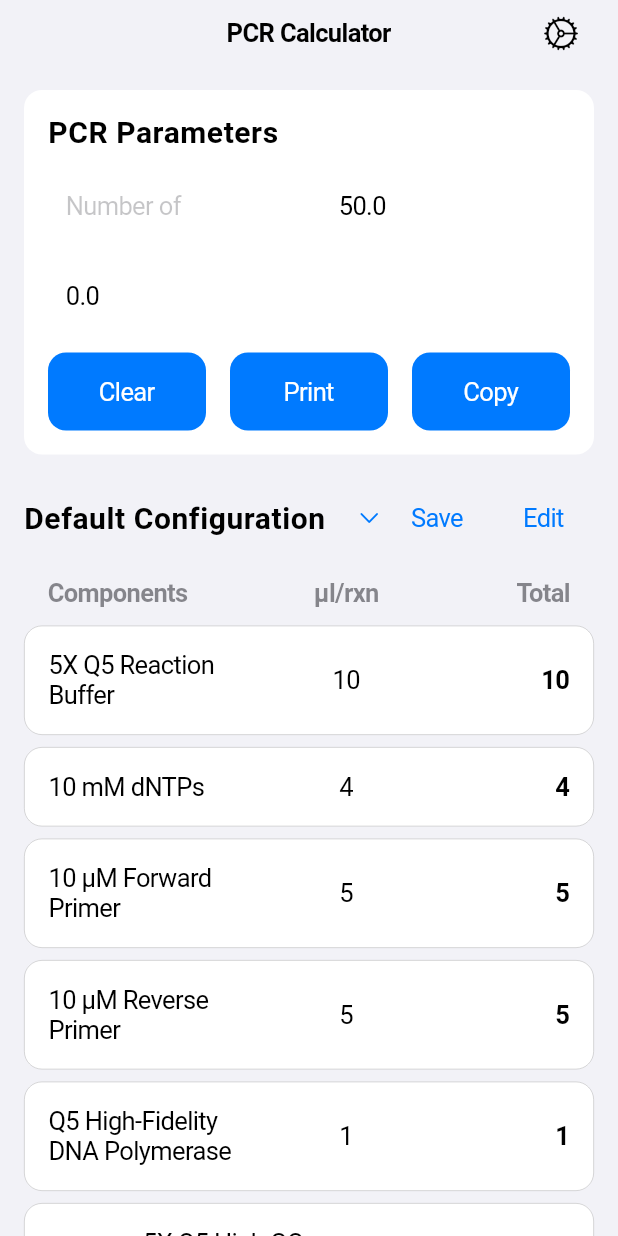
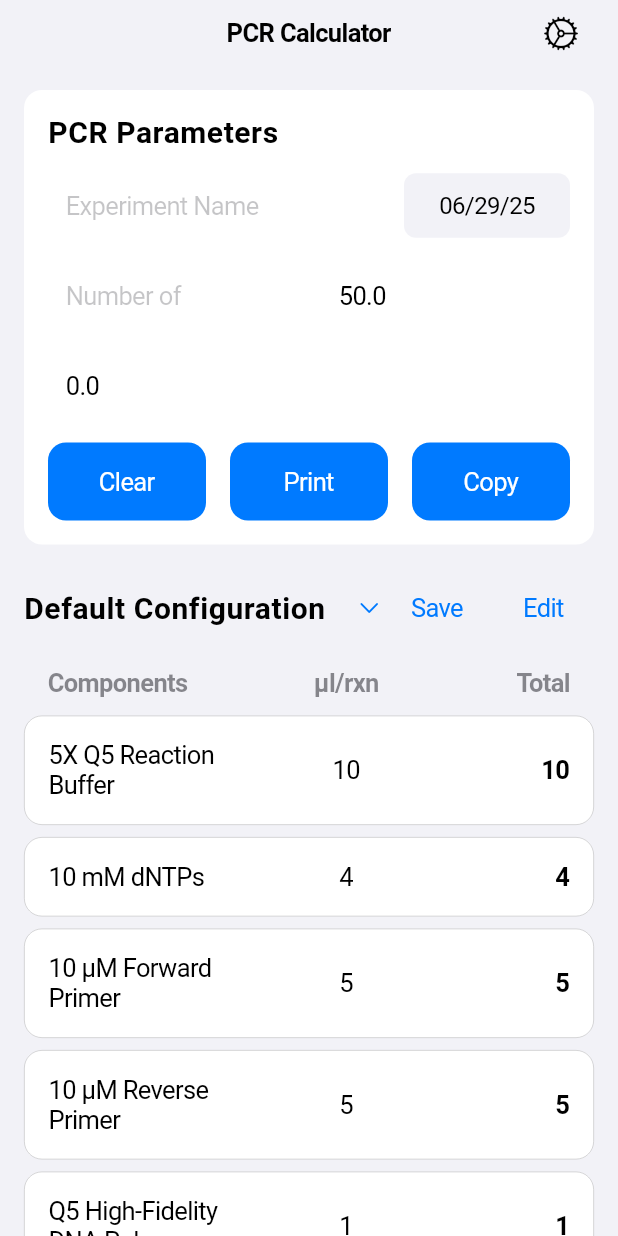
Before and after one commit to alextu870719/Lab-Studio, a Flutter app: the screen it shows after launch, on a phone screen of 412 x 824 dp. Run offline on Flutter 3.47's test engine with Material 3 defaults, Android fonts, the phone set to English and light mode, and no system bars; our stand-ins replace printing, shared_preferences.

Commit message:
Add experiment name and date fields to PCR Parameters
- Added experiment name input field in PCR Parameters section
- Added current date display in MM/DD/YY format next to experiment name
- Updated PDF export to include experiment name and date
- Updated copy results to include experiment name and date
- Added _getTodayDate() method for consistent date formatting
- Updated _clearAllInputs() to clear experiment name field
- Enhanced user experience with experiment tracking information

```diff
--- a/lib/main.dart
+++ b/lib/main.dart
@@ -106,7 +106,7 @@ class Reagent {
     bool? isOptional,
   }) {
     return Reagent(
-      id: this.id,  // 保持相同的 ID
+      id: id,  // 保持相同的 ID
       name: name ?? this.name,
       proportion: proportion ?? this.proportion,
       isOptional: isOptional ?? this.isOptional,
@@ -200,8 +200,9 @@ class _PcrCalculatorPageState extends State<PcrCalculatorPage> {
   final TextEditingController _numReactionsController = TextEditingController();
   final TextEditingController _customReactionVolumeController = TextEditingController(text: '50.0');
   final TextEditingController _templateDnaVolumeController = TextEditingController(text: '0.0');
-
-  Map<String, double> _calculatedTotalVolumes = {};
+  final TextEditingController _experimentNameController = TextEditingController();
+
+  final Map<String, double> _calculatedTotalVolumes = {};
   final Map<String, bool> _reagentInclusionStatus = {};
   final Map<String, bool> _reagentAddedStatus = {}; // 追蹤哪些試劑已加入實驗
   bool _isEditMode = false;
@@ -219,8 +220,8 @@ class _PcrCalculatorPageState extends State<PcrCalculatorPage> {
   ];
 
   // Controllers for edit mode to prevent focus loss
-  List<TextEditingController> _reagentNameControllers = [];
-  List<TextEditingController> _reagentVolumeControllers = [];
+  final List<TextEditingController> _reagentNameControllers = [];
+  final List<TextEditingController> _reagentVolumeControllers = [];
 
   // Timer for debouncing input updates
   Timer? _debounceTimer;
@@ -281,7 +282,13 @@ class _PcrCalculatorPageState extends State<PcrCalculatorPage> {
     _numReactionsController.dispose();
     _customReactionVolumeController.dispose();
     _templateDnaVolumeController.dispose();
+    _experimentNameController.dispose();
     super.dispose();
+  }
+
+  String _getTodayDate() {
+    final now = DateTime.now();
+    return '${now.month.toString().padLeft(2, '0')}/${now.day.toString().padLeft(2, '0')}/${(now.year % 100).toString().padLeft(2, '0')}';
   }
 
   void _calculateVolumes() {
@@ -418,6 +425,7 @@ class _PcrCalculatorPageState extends State<PcrCalculatorPage> {
     _numReactionsController.clear();
     _customReactionVolumeController.text = '50.0';
     _templateDnaVolumeController.clear();
+    _experimentNameController.clear();
 
     // Reset edit controllers to match reagent values
     for (int i = 0; i < _reagents.length && i < _reagentNameControllers.length; i++) {
@@ -639,6 +647,14 @@ class _PcrCalculatorPageState extends State<PcrCalculatorPage> {
 
     final StringBuffer buffer = StringBuffer();
     buffer.writeln('Lab Studio - PCR Reagent Calculation');
+
+    // 試驗名稱和日期
+    if (_experimentNameController.text.isNotEmpty) {
+      buffer.writeln('Experiment Name: ${_experimentNameController.text}');
+    }
+    buffer.writeln('Date: ${_getTodayDate()}');
+    buffer.writeln('');
+
     buffer.writeln('Number of Reactions: ${_numReactionsController.text}');
     buffer.writeln('Custom Reaction Volume: ${_customReactionVolumeController.text} µl');
     buffer.writeln('');
@@ -666,6 +682,13 @@ class _PcrCalculatorPageState extends State<PcrCalculatorPage> {
             children: [
               pw.Text('Lab Studio - PCR Reagent Calculation', style: pw.TextStyle(fontSize: 24, fontWeight: pw.FontWeight.bold)),
               pw.SizedBox(height: 20),
+              // 試驗名稱和日期
+              if (_experimentNameController.text.isNotEmpty) ...[
+                pw.Text('Experiment Name: ${_experimentNameController.text}', style: pw.TextStyle(fontSize: 16, fontWeight: pw.FontWeight.bold)),
+                pw.SizedBox(height: 5),
+              ],
+              pw.Text('Date: ${_getTodayDate()}', style: pw.TextStyle(fontSize: 16)),
+              pw.SizedBox(height: 15),
               pw.Text('Number of Reactions: ${_numReactionsController.text}'),
               pw.Text('Custom Reaction Volume: ${_customReactionVolumeController.text} µl'),
               pw.SizedBox(height: 20),
@@ -1080,6 +1103,48 @@ class _PcrCalculatorPageState extends State<PcrCalculatorPage> {
                       fontSize: 20,
                       color: widget.isDarkMode ? CupertinoColors.white : CupertinoColors.black,
                     ),
+                  ),
+                  const SizedBox(height: 16),
+                  // 試驗名稱和日期行
+                  Row(
+                    children: [
+                      Expanded(
+                        flex: 2,
+                        child: CupertinoTextField(
+                          controller: _experimentNameController,
+                          placeholder: 'Experiment Name',
+                          style: TextStyle(color: widget.isDarkMode ? CupertinoColors.white : CupertinoColors.black),
+                          placeholderStyle: TextStyle(color: CupertinoColors.placeholderText),
+                          decoration: BoxDecoration(
+                            color: widget.isDarkMode
+                                ? CupertinoColors.systemGrey5.darkColor
+                                : CupertinoColors.tertiarySystemBackground,
+                            borderRadius: BorderRadius.circular(8.0),
+                          ),
+                          padding: const EdgeInsets.symmetric(vertical: 12.0, horizontal: 12.0),
+                        ),
+                      ),
+                      const SizedBox(width: 16),
+                      Expanded(
+                        child: Container(
+                          padding: const EdgeInsets.symmetric(vertical: 12.0, horizontal: 12.0),
+                          decoration: BoxDecoration(
+                            color: widget.isDarkMode
+                                ? CupertinoColors.systemGrey6.darkColor
+                                : CupertinoColors.systemGrey6,
+                            borderRadius: BorderRadius.circular(8.0),
+                          ),
+                          child: Text(
+                            _getTodayDate(),
+                            style: TextStyle(
+                              color: widget.isDarkMode ? CupertinoColors.white : CupertinoColors.black,
+                              fontSize: 16,
+                            ),
+                            textAlign: TextAlign.center,
+                          ),
+                        ),
+                      ),
+                    ],
                   ),
                   const SizedBox(height: 16),
                   Row(
```
